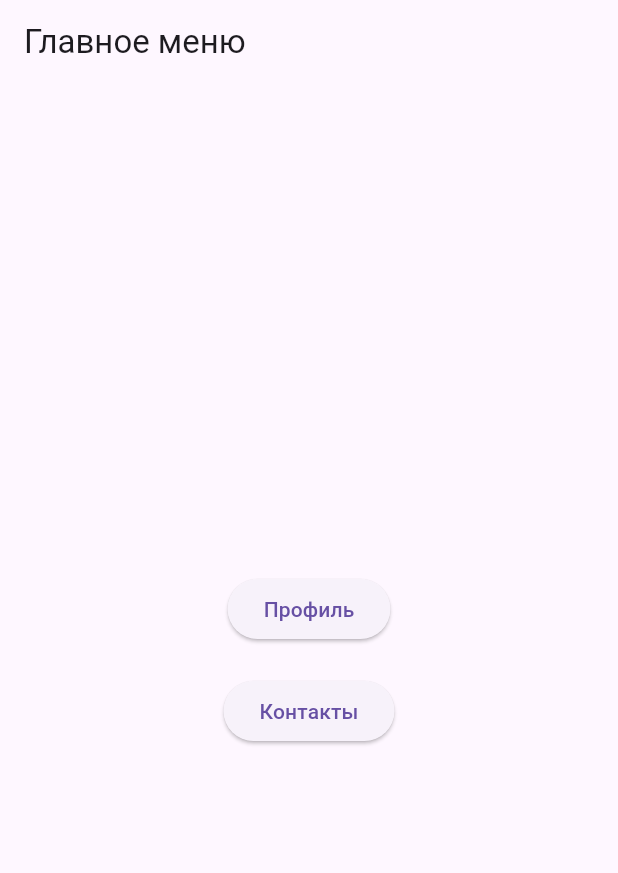
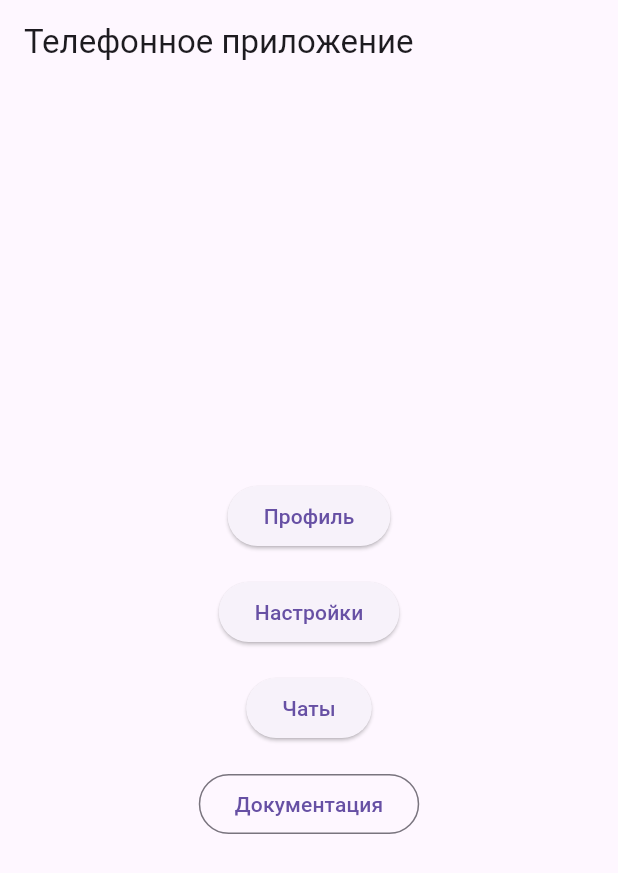
Before and after one commit to InitGvdSelf/RKPM-PR-3, a Flutter app: the screen it shows after launch, on a phone screen of 412 x 824 dp. Shown: the top 873 px of the screen. Run offline on Flutter 3.47's test engine with Material 3 defaults, Android fonts, the phone set to English and light mode, and no system bars.

Commit message:
main + settings screens

```diff
--- a/lib/main.dart
+++ b/lib/main.dart
@@ -1,48 +1,54 @@
 import 'package:flutter/material.dart';
 import 'profile_screen.dart';
-import 'contacts_screen.dart';
+import 'settings_screen.dart';
+import 'chats_screen.dart';
+import 'docs_screen.dart';
 
 void main() {
   runApp(MyApp());
 }
 
 class MyApp extends StatelessWidget {
+  final String appTitle = 'Телефонное приложение';
   @override
   Widget build(BuildContext context) {
     return MaterialApp(
+      title: appTitle,
       debugShowCheckedModeBanner: false,
-      home: HomeScreen(),
+      home: HomeScreen(title: appTitle),
     );
   }
 }
 
 class HomeScreen extends StatelessWidget {
+  final String title;
+  const HomeScreen({super.key, required this.title});
   @override
   Widget build(BuildContext context) {
     return Scaffold(
-      appBar: AppBar(title: Text('Главное меню')),
+      appBar: AppBar(title: Text(title)),
       body: Center(
         child: Column(
           mainAxisAlignment: MainAxisAlignment.center,
           children: [
             ElevatedButton(
-              onPressed: () {
-                Navigator.push(
-                  context,
-                  MaterialPageRoute(builder: (context) => ProfileScreen()),
-                );
-              },
+              onPressed: () => Navigator.push(context, MaterialPageRoute(builder: (_) => ProfileScreen())),
               child: Text('Профиль'),
             ),
-            SizedBox(height: 20),
+            SizedBox(height: 16),
             ElevatedButton(
-              onPressed: () {
-                Navigator.push(
-                  context,
-                  MaterialPageRoute(builder: (context) => ContactsScreen()),
-                );
-              },
-              child: Text('Контакты'),
+              onPressed: () => Navigator.push(context, MaterialPageRoute(builder: (_) => SettingsScreen())),
+              child: Text('Настройки'),
+            ),
+            SizedBox(height: 16),
+            ElevatedButton(
+              onPressed: () => Navigator.push(context, MaterialPageRoute(builder: (_) => ChatsScreen())),
+              child: Text('Чаты'),
+            ),
+            SizedBox(height: 16),
+            OutlinedButton(
+              onPressed: () => Navigator.push(context, MaterialPageRoute(builder: (_) => DocsScreen())),
+              child: Text('Документация'),
             ),
           ],
         ),
```
Also changed, not shown: lib/profile_screen.dart (+38 -22 lines), lib/settings_screen.dart (added, +42 -0 lines), lib/chats_screen.dart (added).
